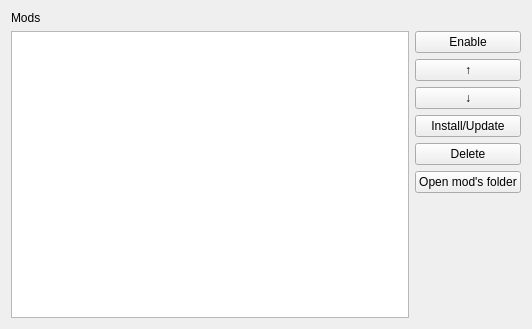
Before: the Qt Designer form src/gmaginai_l/forms/widgets/mods_widget.ui in Spoonail-Iroiro/gmaginai-l, drawn with Qt 5.
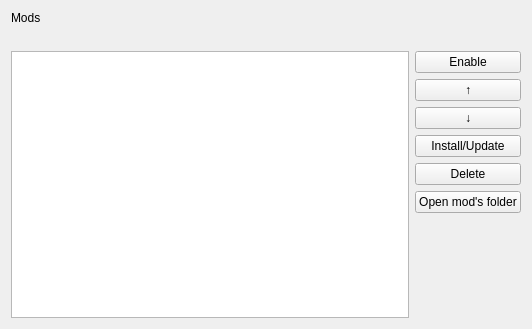
After: the same form once the commit is applied.

Commit message: Add uninstall mod

What changed in the file:
```diff
--- a/src/gmaginai_l/forms/widgets/mods_widget.ui
+++ b/src/gmaginai_l/forms/widgets/mods_widget.ui
@@ -13,7 +13,7 @@
   <property name="windowTitle">
    <string>Mods</string>
   </property>
-  <layout class="QVBoxLayout" name="verticalLayout_2" stretch="0,0">
+  <layout class="QVBoxLayout" name="verticalLayout_2" stretch="0,0,0">
    <item>
     <widget class="QLabel" name="label">
      <property name="text">
@@ -21,6 +21,28 @@
      </property>
     </widget>
    </item>
+   <item>
+    <widget class="QLabel" name="txt_main">
+     <property name="sizePolicy">
+      <sizepolicy hsizetype="Preferred" vsizetype="Preferred">
+       <horstretch>0</horstretch>
+       <verstretch>0</verstretch>
+      </sizepolicy>
+     </property>
+     <property name="text">
+      <string/>
+     </property>
+     <property name="textFormat">
+      <enum>Qt::TextFormat::PlainText</enum>
+     </property>
+     <property name="alignment">
+      <set>Qt::AlignmentFlag::AlignLeading|Qt::AlignmentFlag::AlignLeft|Qt::AlignmentFlag::AlignTop</set>
+     </property>
+     <property name="wordWrap">
+      <bool>true</bool>
+     </property>
+    </widget>
+   </item>
    <item>
     <layout class="QHBoxLayout" name="horizontalLayout">
      <item>
```
The commit also changes 2 other files.
